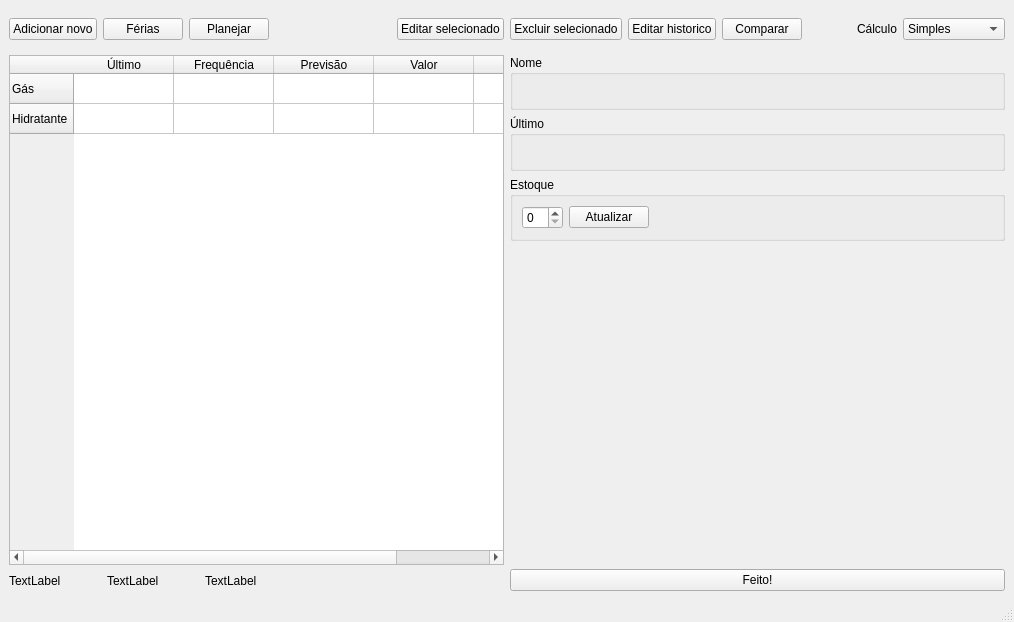
Old version of the form ui/main.ui in the repository vazerick/futuro.
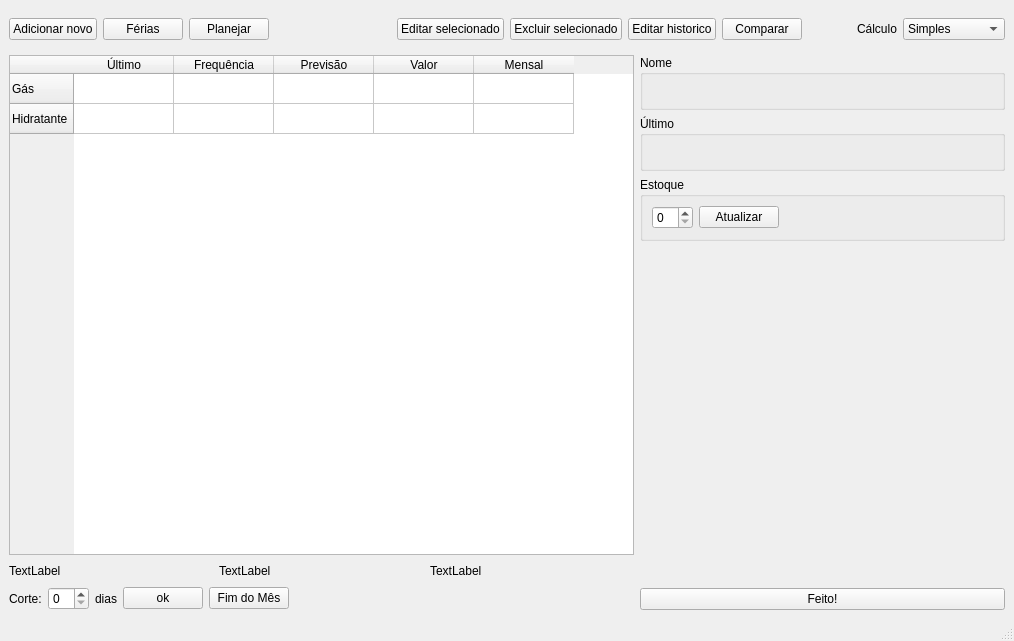
New version of the form. Custom widgets are drawn as their Qt base class.

Commit message: Função de corte de gastos personalizável

```diff
--- a/ui/main.ui
+++ b/ui/main.ui
@@ -17,7 +17,7 @@
    <string notr="true"/>
   </property>
   <widget class="QWidget" name="centralwidget">
-   <layout class="QVBoxLayout" name="verticalLayout_2">
+   <layout class="QVBoxLayout" name="verticalLayout_4">
     <item>
      <layout class="QHBoxLayout" name="horizontalLayout_2">
       <item>
@@ -150,9 +150,9 @@
      </layout>
     </item>
     <item>
-     <layout class="QHBoxLayout" name="horizontalLayout_6">
+     <layout class="QHBoxLayout" name="horizontalLayout_9">
       <item>
-       <layout class="QVBoxLayout" name="verticalLayout">
+       <layout class="QVBoxLayout" name="verticalLayout_2">
         <item>
          <widget class="QTableWidget" name="tableWidget">
           <property name="sizePolicy">
@@ -163,7 +163,7 @@
           </property>
           <property name="minimumSize">
            <size>
-            <width>300</width>
+            <width>400</width>
             <height>500</height>
            </size>
           </property>
@@ -205,6 +205,8 @@
          </widget>
         </item>
         <item>
+         <layout class="QVBoxLayout" name="verticalLayout">
+          <item>
          <layout class="QHBoxLayout" name="horizontalLayout_3">
           <item>
            <widget class="QLabel" name="labelFundo">
@@ -219,12 +221,12 @@
              <enum>Qt::Horizontal</enum>
             </property>
             <property name="sizeType">
-             <enum>QSizePolicy::Minimum</enum>
+               <enum>QSizePolicy::Expanding</enum>
             </property>
             <property name="sizeHint" stdset="0">
              <size>
-              <width>40</width>
-              <height>20</height>
+                <width>13</width>
+                <height>13</height>
              </size>
             </property>
            </spacer>
@@ -242,11 +244,11 @@
              <enum>Qt::Horizontal</enum>
             </property>
             <property name="sizeType">
-             <enum>QSizePolicy::Minimum</enum>
+               <enum>QSizePolicy::Expanding</enum>
             </property>
             <property name="sizeHint" stdset="0">
              <size>
-              <width>40</width>
+                <width>13</width>
               <height>20</height>
              </size>
             </property>
@@ -264,6 +266,9 @@
             <property name="orientation">
              <enum>Qt::Horizontal</enum>
             </property>
+              <property name="sizeType">
+               <enum>QSizePolicy::Expanding</enum>
+              </property>
             <property name="sizeHint" stdset="0">
              <size>
               <width>40</width>
@@ -271,6 +276,59 @@
              </size>
             </property>
            </spacer>
+            </item>
+           </layout>
+          </item>
+          <item>
+           <layout class="QHBoxLayout" name="horizontalLayout_6">
+            <item>
+             <widget class="QLabel" name="label">
+              <property name="text">
+               <string>Corte:</string>
+              </property>
+             </widget>
+            </item>
+            <item>
+             <widget class="QSpinBox" name="corteSpin"/>
+            </item>
+            <item>
+             <widget class="QLabel" name="label_2">
+              <property name="text">
+               <string>dias</string>
+              </property>
+             </widget>
+            </item>
+            <item>
+             <widget class="QPushButton" name="botaoCorte">
+              <property name="text">
+               <string>ok</string>
+              </property>
+             </widget>
+            </item>
+            <item>
+             <widget class="QPushButton" name="botaoFim">
+              <property name="text">
+               <string>Fim do Mês</string>
+              </property>
+             </widget>
+            </item>
+            <item>
+             <spacer name="horizontalSpacer_8">
+              <property name="orientation">
+               <enum>Qt::Horizontal</enum>
+              </property>
+              <property name="sizeType">
+               <enum>QSizePolicy::MinimumExpanding</enum>
+              </property>
+              <property name="sizeHint" stdset="0">
+               <size>
+                <width>345</width>
+                <height>20</height>
+               </size>
+              </property>
+             </spacer>
+            </item>
+           </layout>
           </item>
          </layout>
         </item>
```
Lines whose indentation alone changed are shown as unchanged. The commit also changes 5 other files.
